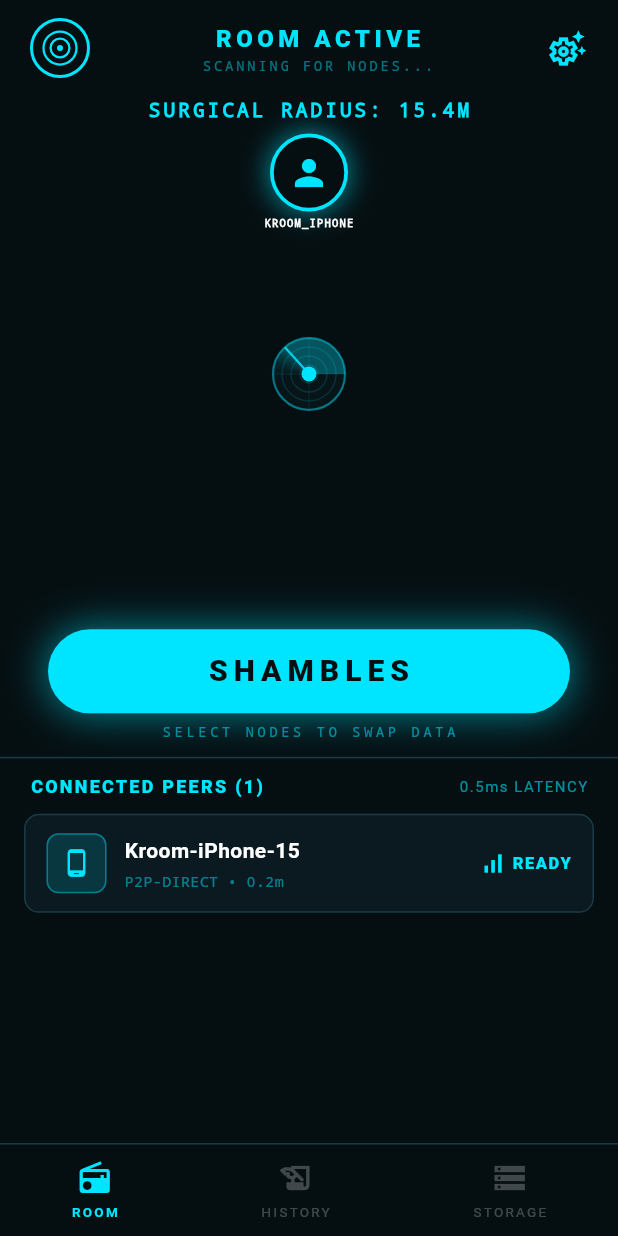
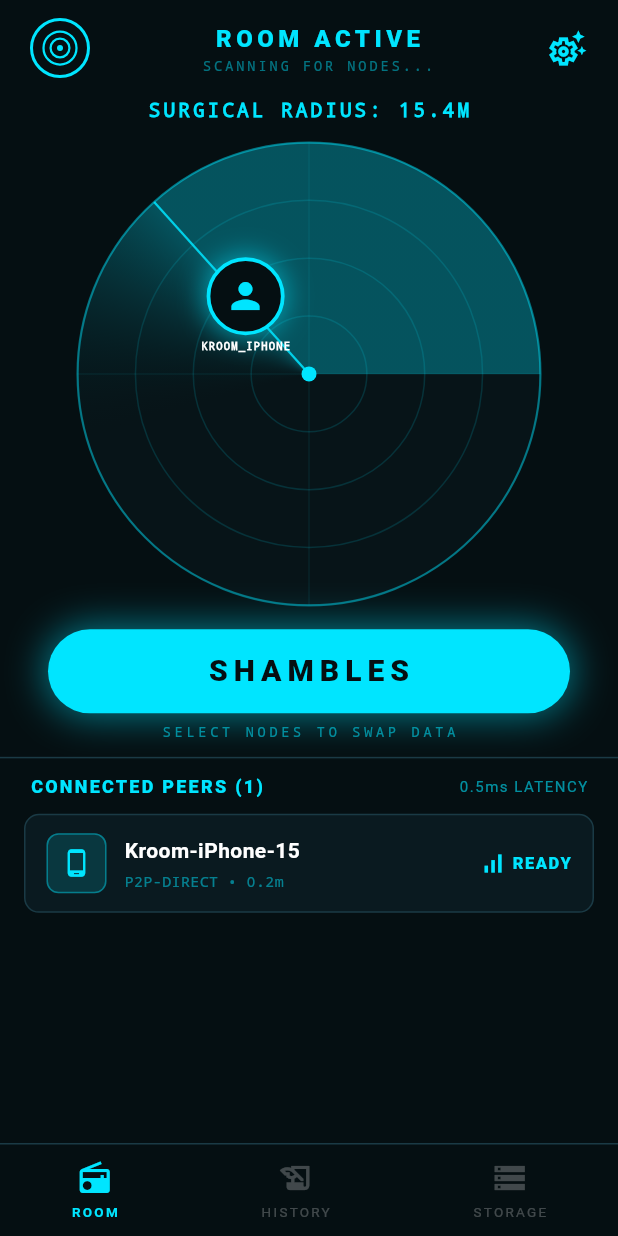
Before and after one commit to Satvik1769/op_share, a Flutter app: the RoomActiveScreen screen opened directly, on a phone screen of 412 x 824 dp. Run offline on Flutter 3.47's test engine with Material 3 defaults, Android fonts, the phone set to English and light mode, and no system bars; our stand-ins replace google_fonts.

Commit message:
updated radar node positioning and added super keys

```diff
--- a/lib/screens/scanning_room/nav_item.dart
+++ b/lib/screens/scanning_room/nav_item.dart
@@ -9,7 +9,7 @@
   final VoidCallback onTap;
 
   const NavItem(
-      {required this.icon,
+      {super.key, required this.icon,
         required this.label,
         required this.selected,
         required this.onTap});
--- a/lib/screens/scanning_room/node_avatar.dart
+++ b/lib/screens/scanning_room/node_avatar.dart
@@ -7,19 +7,23 @@
 class NodeAvatar extends StatelessWidget {
   final RadarNode node;
   final Animation<double> animation;
+  final Size radarSize;
 
-  const NodeAvatar({super.key, required this.node, required this.animation});
+  const NodeAvatar({
+    super.key,
+    required this.node,
+    required this.animation,
+    required this.radarSize,
+  });
 
   @override
   Widget build(BuildContext context) {
-    return LayoutBuilder(builder: (_, constraints) {
-      final maxR = min(constraints.maxWidth, constraints.maxHeight) / 2 - 6;
-      final center =
-      Offset(constraints.maxWidth / 2, constraints.maxHeight / 2);
-      final pos = node.position(maxR);
-      final size = node.isOwner ? 52.0 : 44.0;
+    final maxR = min(radarSize.width, radarSize.height) / 2 - 6;
+    final center = Offset(radarSize.width / 2, radarSize.height / 2);
+    final pos = node.position(maxR);
+    final size = node.isOwner ? 52.0 : 44.0;
 
-      return Positioned(
+    return Positioned(
         left: center.dx + pos.dx - size / 2,
         top: center.dy + pos.dy - size / 2,
         child: ScaleTransition(
@@ -65,6 +69,5 @@
           ]),
         ),
       );
-    });
   }
 }
--- a/lib/screens/scanning_room/peer_list_tile.dart
+++ b/lib/screens/scanning_room/peer_list_tile.dart
@@ -5,7 +5,7 @@
 
 class PeerListTile extends StatelessWidget {
   final RadarNode node;
-  const PeerListTile({required this.node});
+  const PeerListTile({super.key, required this.node});
 
   @override
   Widget build(BuildContext context) {
--- a/lib/screens/scanning_room/scanning_room_screen.dart
+++ b/lib/screens/scanning_room/scanning_room_screen.dart
@@ -183,11 +183,16 @@
                     sweepAngle: _radarAnim.value,
                     ringProgress: _ringAnim.value,
                   ),
-                  child: Stack(
-                    children: _visibleNodes
-                        .map((n) =>
-                        NodeAvatar(node: n, animation: _nodesAnim))
-                        .toList(),
+                  child: LayoutBuilder(
+                    builder: (_, constraints) => Stack(
+                      children: _visibleNodes
+                          .map((n) => NodeAvatar(
+                                node: n,
+                                animation: _nodesAnim,
+                                radarSize: constraints.biggest,
+                              ))
+                          .toList(),
+                    ),
                   ),
                 ),
               ),
```
